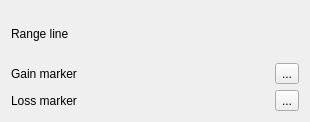
Above: plugins/chartshape/StockConfigWidget.ui from KDE/calligra before the change. Below: the same form after it.
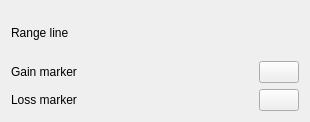
That is the form after the change. Custom widgets are drawn as their Qt base class.

Commit message: Chart: Stock config widget: Use KColorButton instead of QToolButton

The edit to the form file:
```diff
--- a/plugins/chartshape/StockConfigWidget.ui
+++ b/plugins/chartshape/StockConfigWidget.ui
@@ -35,8 +35,8 @@
     <widget class="KoChart::StrokeConfigWidget" name="rangeLineStroke" native="true">
      <property name="minimumSize">
       <size>
-       <width>0</width>
-       <height>30</height>
+       <width>40</width>
+       <height>20</height>
       </size>
      </property>
     </widget>
@@ -51,10 +51,10 @@
      </property>
     </widget>
    </item>
-   <item row="2" column="1">
-    <widget class="QToolButton" name="lossMarker">
+   <item row="1" column="1">
+    <widget class="KColorButton" name="gainMarker">
      <property name="text">
-      <string>...</string>
+      <string/>
      </property>
     </widget>
    </item>
@@ -77,10 +77,10 @@
      </property>
     </widget>
    </item>
-   <item row="1" column="1">
-    <widget class="QToolButton" name="gainMarker">
+   <item row="2" column="1">
+    <widget class="KColorButton" name="lossMarker">
      <property name="text">
-      <string>...</string>
+      <string/>
      </property>
     </widget>
    </item>
@@ -93,6 +93,12 @@
    <header>StrokeConfigWidget.h</header>
    <container>1</container>
   </customwidget>
+  <customwidget>
+   <class>KColorButton</class>
+   <extends>QPushButton</extends>
+   <header location="global">kcolorbutton.h</header>
+   <container>1</container>
+  </customwidget>
  </customwidgets>
  <resources/>
  <connections/>
```
Left out of the diff: 30 changed lines with no effect on the pictures. The commit also changes 4 other files.
